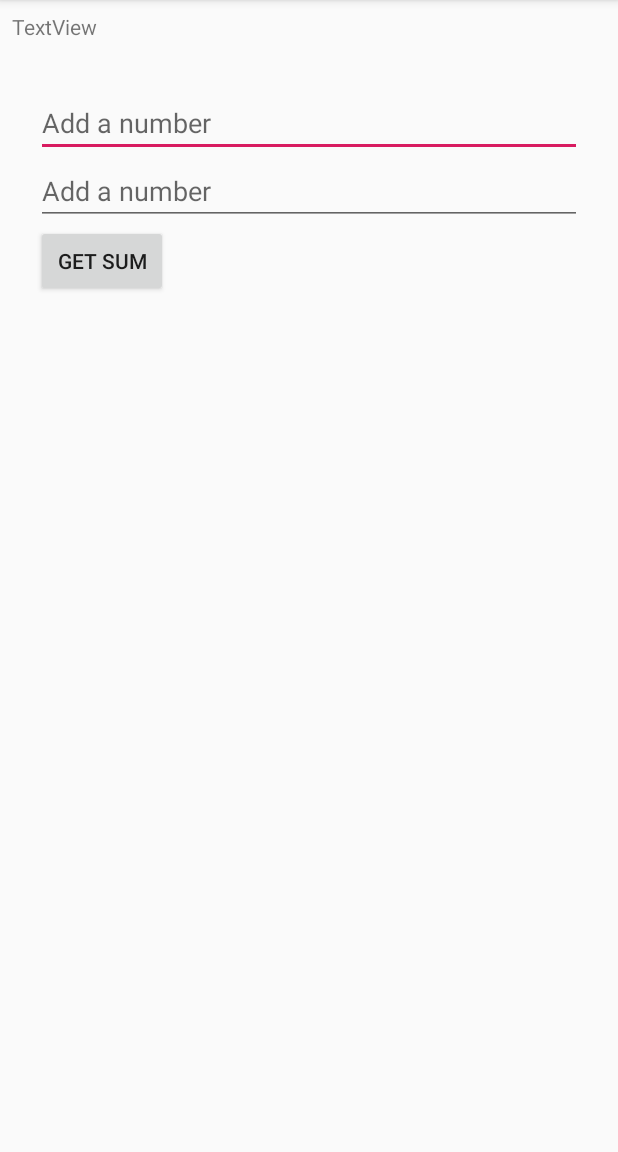
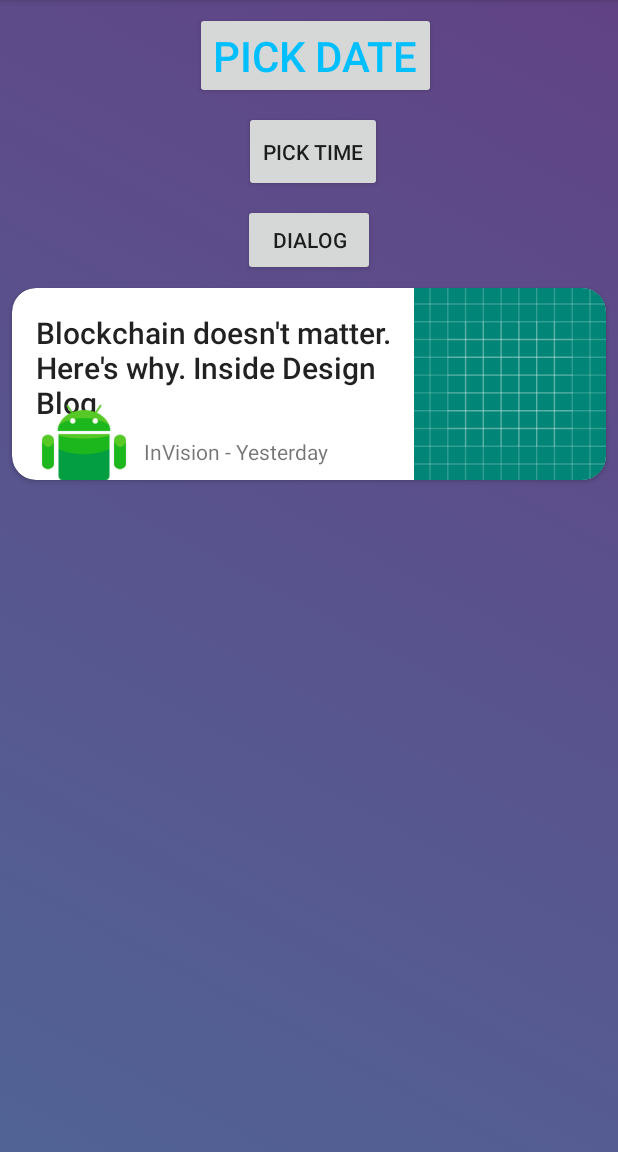
Before and after one commit to eugencutic/HelloAndroid, an Android app: the screen it shows after launch (ListenerActivity before the commit, DateActivity after it), on a phone screen of 412 x 824 dp, the part 84-1236 px from its top. Run offline under Robolectric (Android 15) with nearby library versions, the phone set to English and light mode, and no system bars.

Commit message:
styles and user interaction week 7

```diff
--- a/app/build.gradle
+++ b/app/build.gradle
@@ -28,4 +28,5 @@ dependencies {
     androidTestImplementation 'com.android.support.test.espresso:espresso-core:3.0.2'
     implementation 'com.android.support:recyclerview-v7:28.0.0'
     implementation 'com.squareup.picasso:picasso:2.71828'
+    implementation 'com.android.support:cardview-v7:28.0.0'
 }
--- a/app/src/main/AndroidManifest.xml
+++ b/app/src/main/AndroidManifest.xml
@@ -12,7 +12,7 @@
         android:roundIcon="@mipmap/ic_launcher_round"
         android:supportsRtl="true"
         android:theme="@style/AppTheme">
-        <activity android:name=".week_6.ListenerActivity">
+        <activity android:name=".week_7.DateActivity">
             <intent-filter>
                 <action android:name="android.intent.action.MAIN" />
 
@@ -30,7 +30,8 @@
         <activity android:name=".week_5.SecondActivity" />
         <activity android:name=".week_5.PhotosPicassoActivity" />
         <activity android:name=".week_6.StaticFragmentActivity" />
-        <activity android:name=".week_6.DynamicActivity"></activity>
+        <activity android:name=".week_6.DynamicActivity" />
+        <activity android:name=".week_6.ListenerActivity"></activity>
     </application>
 
 </manifest>
--- /dev/null
+++ b/app/src/main/java/com/cutic/eugen/helloandroid/week_7/CustomDatePickerFragment.java
@@ -0,0 +1,34 @@
+package com.cutic.eugen.helloandroid.week_7;
+
+
+import android.app.DatePickerDialog;
+import android.app.Dialog;
+import android.os.Bundle;
+import android.support.v4.app.DialogFragment;
+import android.widget.DatePicker;
+import android.widget.Toast;
+
+import java.util.Calendar;
+
+public class CustomDatePickerFragment extends DialogFragment {
+    @Override
+    public Dialog onCreateDialog(Bundle savedInstanceState) {
+        final Calendar calendar = Calendar.getInstance();
+        int year = calendar.get(Calendar.YEAR);
+        int month = calendar.get(Calendar.MONTH);
+        int day = calendar.get(Calendar.DAY_OF_MONTH);
+
+
+
+        return new DatePickerDialog(getActivity(), dateSetListener, year, month, day);
+    }
+
+    private DatePickerDialog.OnDateSetListener dateSetListener =
+            new DatePickerDialog.OnDateSetListener() {
+                public void onDateSet(DatePicker view, int year, int month, int day) {
+                    Toast.makeText(getActivity(), "The selected date is " + view.getYear() +
+                            " / " + (view.getMonth() + 1) +
+                            " / " + view.getDayOfMonth(), Toast.LENGTH_SHORT).show();
+                }
+            };
+}
--- /dev/null
+++ b/app/src/main/java/com/cutic/eugen/helloandroid/week_7/DateActivity.java
@@ -0,0 +1,91 @@
+package com.cutic.eugen.helloandroid.week_7;
+
+import android.app.TimePickerDialog;
+import android.content.DialogInterface;
+import android.graphics.drawable.AnimationDrawable;
+import android.support.constraint.ConstraintLayout;
+import android.support.v4.app.DialogFragment;
+import android.support.v7.app.AlertDialog;
+import android.support.v7.app.AppCompatActivity;
+import android.os.Bundle;
+import android.view.View;
+import android.widget.TimePicker;
+import android.widget.Toast;
+
+import com.cutic.eugen.helloandroid.R;
+
+import java.util.Calendar;
+
+public class DateActivity extends AppCompatActivity {
+
+    @Override
+    protected void onCreate(Bundle savedInstanceState) {
+        super.onCreate(savedInstanceState);
+        setContentView(R.layout.activity_date);
+
+        setAnimation();
+    }
+
+    private void setAnimation() {
+        ConstraintLayout constraintLayout = (ConstraintLayout) findViewById(R.id.layout_activity_date);
+        AnimationDrawable animationDrawable = (AnimationDrawable) constraintLayout.getBackground();
+        animationDrawable.setEnterFadeDuration(2500);
+        animationDrawable.setExitFadeDuration(5000);
+        animationDrawable.start();
+    }
+
+    public void btnDatePicker(View view) {
+        DialogFragment dateFragment = new CustomDatePickerFragment();
+        dateFragment.show(getSupportFragmentManager(), "DatePicker");
+    }
+
+    public void btnTimePicker(View view) {
+        final Calendar calendar = Calendar.getInstance();
+        int hour = calendar.get(Calendar.HOUR_OF_DAY);
+        int minute = calendar.get(Calendar.MINUTE);
+
+        // Launch Time Picker Dialog
+        TimePickerDialog timePickerDialog = new TimePickerDialog(this,
+                new TimePickerDialog.OnTimeSetListener() {
+
+                    @Override
+                    public void onTimeSet(TimePicker view, int hourOfDay,
+                                          int minute) {
+                        Toast.makeText(DateActivity.this, hourOfDay + ":" + minute, Toast.LENGTH_SHORT).show();
+                    }
+                }, hour, minute, false);
+        timePickerDialog.show();
+    }
+
+    public void btnDialog(View view) {
+        // setup the alert builder
+        AlertDialog.Builder builder = new AlertDialog.Builder(this);
+        builder.setTitle(getString(R.string.notice));
+        builder.setMessage(getString(R.string.alert_message));
+
+// add the buttons
+        builder.setPositiveButton(getString(R.string.launch_app), new DialogInterface.OnClickListener() {
+            @Override
+            public void onClick(DialogInterface dialogInterface, int i) {
+                Toast.makeText(DateActivity.this, getString(R.string.launch_app) + " " + getString(R.string.click), Toast.LENGTH_SHORT).show();
+            }
+        });
+        builder.setNeutralButton(getString(R.string.remind_me), new DialogInterface.OnClickListener() {
+            @Override
+            public void onClick(DialogInterface dialogInterface, int i) {
+                Toast.makeText(DateActivity.this, getString(R.string.remind_me) + " " + getString(R.string.click), Toast.LENGTH_SHORT).show();
+            }
+        });
+        builder.setNegativeButton(getString(R.string.cancel), new DialogInterface.OnClickListener() {
+            @Override
+            public void onClick(DialogInterface dialogInterface, int i) {
+                Toast.makeText(DateActivity.this, getString(R.string.cancel) + " " + getString(R.string.click), Toast.LENGTH_SHORT).show();
+            }
+        });
+
+// create and show the alert dialog
+        AlertDialog dialog = builder.create();
+        dialog.show();
+
+    }
+}
--- /dev/null
+++ b/app/src/main/res/drawable/animation.xml
@@ -0,0 +1,18 @@
+<?xml version="1.0" encoding="utf-8"?>
+<animation-list xmlns:android="http://schemas.android.com/apk/res/android">
+    <item
+        android:drawable="@drawable/gradient_1"
+        android:duration="5000" />
+    <item
+        android:drawable="@drawable/gradient_2"
+        android:duration="5000" />
+    <item
+        android:drawable="@drawable/gradient_3"
+        android:duration="5000" />
+    <item
+        android:drawable="@drawable/gradient_4"
+        android:duration="5000" />
+    <item
+        android:drawable="@drawable/gradient_5"
+        android:duration="5000" />
+</animation-list>
--- /dev/null
+++ b/app/src/main/res/drawable/gradient_1.xml
@@ -0,0 +1,8 @@
+<?xml version="1.0" encoding="utf-8"?>
+<shape xmlns:android="http://schemas.android.com/apk/res/android"
+    android:shape="rectangle">
+    <gradient
+        android:angle="225"
+        android:endColor="#1a2980"
+        android:startColor="#26d0ce" />
+</shape>
--- /dev/null
+++ b/app/src/main/res/drawable/gradient_2.xml
@@ -0,0 +1,7 @@
+<?xml version="1.0" encoding="utf-8"?>
+<shape xmlns:android="http://schemas.android.com/apk/res/android">
+    <gradient
+        android:angle="45"
+        android:endColor="#614385"
+        android:startColor="#516395" />
+</shape>
--- /dev/null
+++ b/app/src/main/res/drawable/gradient_3.xml
@@ -0,0 +1,7 @@
+<?xml version="1.0" encoding="utf-8"?>
+<shape xmlns:android="http://schemas.android.com/apk/res/android">
+    <gradient
+        android:angle="135"
+        android:endColor="#1d2b64"
+        android:startColor="#f8cdda" />
+</shape>
--- /dev/null
+++ b/app/src/main/res/drawable/gradient_4.xml
@@ -0,0 +1,7 @@
+<?xml version="1.0" encoding="utf-8"?>
+<shape xmlns:android="http://schemas.android.com/apk/res/android">
+    <gradient
+        android:angle="45"
+        android:endColor="#ff512f"
+        android:startColor="#dd2476" />
+</shape>
--- /dev/null
+++ b/app/src/main/res/drawable/gradient_5.xml
@@ -0,0 +1,7 @@
+<?xml version="1.0" encoding="utf-8"?>
+<shape xmlns:android="http://schemas.android.com/apk/res/android">
+    <gradient
+        android:angle="135"
+        android:endColor="#34e89e"
+        android:startColor="#0f3443" />
+</shape>
--- /dev/null
+++ b/app/src/main/res/layout/activity_date.xml
@@ -0,0 +1,118 @@
+<?xml version="1.0" encoding="utf-8"?>
+<android.support.constraint.ConstraintLayout xmlns:android="http://schemas.android.com/apk/res/android"
+    xmlns:app="http://schemas.android.com/apk/res-auto"
+    xmlns:tools="http://schemas.android.com/tools"
+    android:layout_width="match_parent"
+    android:layout_height="match_parent"
+    tools:context=".week_7.DateActivity"
+    android:id="@+id/layout_activity_date"
+    android:background="@drawable/animation">
+
+    <Button
+        android:id="@+id/button_date"
+        android:layout_width="wrap_content"
+        android:layout_height="wrap_content"
+        android:layout_marginStart="8dp"
+        android:layout_marginTop="8dp"
+        android:text="@string/pick_date"
+        app:layout_constraintEnd_toEndOf="parent"
+        app:layout_constraintStart_toStartOf="parent"
+        app:layout_constraintTop_toTopOf="parent"
+        android:onClick="btnDatePicker"
+        style="@style/LargeBlueFont"/>
+
+    <Button
+        android:id="@+id/button_time_picker"
+        android:layout_width="92dp"
+        android:layout_height="54dp"
+        android:layout_marginStart="8dp"
+        android:layout_marginTop="8dp"
+        android:layout_marginEnd="3dp"
+        android:text="@string/pick_time"
+        app:layout_constraintEnd_toEndOf="parent"
+        app:layout_constraintStart_toStartOf="parent"
+        app:layout_constraintTop_toBottomOf="@+id/button_date"
+        android:onClick="btnTimePicker"/>
+
+    <Button
+        android:id="@+id/button_dialog"
+        android:layout_width="wrap_content"
+        android:layout_height="wrap_content"
+        android:layout_marginStart="8dp"
+        android:layout_marginTop="8dp"
+        android:layout_marginEnd="8dp"
+        android:text="@string/dialog"
+        app:layout_constraintEnd_toEndOf="parent"
+        app:layout_constraintStart_toStartOf="parent"
+        app:layout_constraintTop_toBottomOf="@+id/button_time_picker"
+        android:onClick="btnDialog"/>
+
+    <android.support.v7.widget.CardView
+        android:layout_width="match_parent"
+        android:layout_height="@dimen/space_XXL"
+        android:layout_marginStart="8dp"
+        android:layout_marginTop="8dp"
+        android:layout_marginEnd="8dp"
+        app:cardCornerRadius="@dimen/space_M"
+        app:layout_constraintEnd_toEndOf="parent"
+        app:layout_constraintStart_toStartOf="parent"
+        app:layout_constraintTop_toBottomOf="@+id/button_dialog">
+
+    <android.support.constraint.ConstraintLayout
+        android:id="@+id/constraintLayout"
+        android:layout_width="match_parent"
+        android:layout_height="match_parent">
+
+        <TextView
+            android:id="@+id/textView"
+            android:layout_width="0dp"
+            android:layout_height="wrap_content"
+            android:layout_marginStart="16dp"
+            android:layout_marginTop="16dp"
+            android:text="Blockchain doesn't matter. Here's why. Inside Design Blog"
+            android:textAppearance="@style/TextAppearance.AppCompat.Title"
+            app:layout_constraintEnd_toStartOf="@+id/imageView"
+            app:layout_constraintStart_toStartOf="parent"
+            app:layout_constraintTop_toTopOf="parent" />
+
+        <ImageView
+            android:id="@+id/imageView"
+            android:layout_width="@dimen/space_XXL"
+            android:layout_height="match_parent"
+            android:layout_gravity="right"
+            android:background="@drawable/ic_launcher_background"
+            android:scaleType="center"
+            app:layout_constraintEnd_toEndOf="parent"
+            app:layout_constraintStart_toEndOf="@+id/textView"
+            app:layout_constraintTop_toTopOf="parent" />
+
+        <ImageView
+            android:id="@+id/imageView2"
+            android:layout_width="@dimen/space_XL"
+            android:layout_height="@dimen/space_XL"
+            android:layout_marginStart="16dp"
+            android:layout_marginTop="16dp"
+            android:layout_marginBottom="16dp"
+            android:src="@drawable/android_3"
+            app:layout_constraintBottom_toBottomOf="parent"
+            app:layout_constraintEnd_toStartOf="@+id/textView2"
+            app:layout_constraintHorizontal_bias="0.5"
+            app:layout_constraintStart_toStartOf="parent"
+            app:layout_constraintTop_toBottomOf="@+id/textView" />
+
+        <TextView
+            android:id="@+id/textView2"
+            android:layout_width="0dp"
+            android:layout_height="wrap_content"
+            android:layout_marginStart="8dp"
+            android:elevation="@dimen/space_M"
+            android:text="InVision - Yesterday"
+            app:layout_constraintBottom_toBottomOf="@+id/imageView2"
+            app:layout_constraintEnd_toStartOf="@+id/imageView"
+            app:layout_constraintHorizontal_bias="0.5"
+            app:layout_constraintStart_toEndOf="@+id/imageView2"
+            app:layout_constraintTop_toTopOf="@+id/imageView2" />
+
+    </android.support.constraint.ConstraintLayout>
+</android.support.v7.widget.CardView>
+</android.support.constraint.ConstraintLayout>
--- a/app/src/main/res/values/strings.xml
+++ b/app/src/main/res/values/strings.xml
@@ -33,5 +33,13 @@
     <string name="add_a_number">Add a number</string>
     <string name="send">SEND</string>
     <string name="get_sum">Get sum</string>
+    <string name="pick_date">Pick Date</string>
+    <string name="pick_time">Pick Time</string>
+    <string name="dialog">Dialog</string>
+    <string name="notice">Notice</string>
+    <string name="alert_message">What now?</string>
+    <string name="launch_app">Launch App</string>
+    <string name="remind_me">Remind me</string>
+    <string name="cancel">Cancel</string>
 
 </resources>
--- a/app/src/main/res/values/styles.xml
+++ b/app/src/main/res/values/styles.xml
@@ -8,4 +8,11 @@
         <item name="colorAccent">@color/colorAccent</item>
     </style>
 
+    <style name="LargeFont">
+        <item name="android:textSize">28sp</item>
+    </style>
+
+    <style name="LargeBlueFont" parent="LargeFont">
+        <item name="android:textColor">#00BFFF</item>
+    </style>
 </resources>
```
